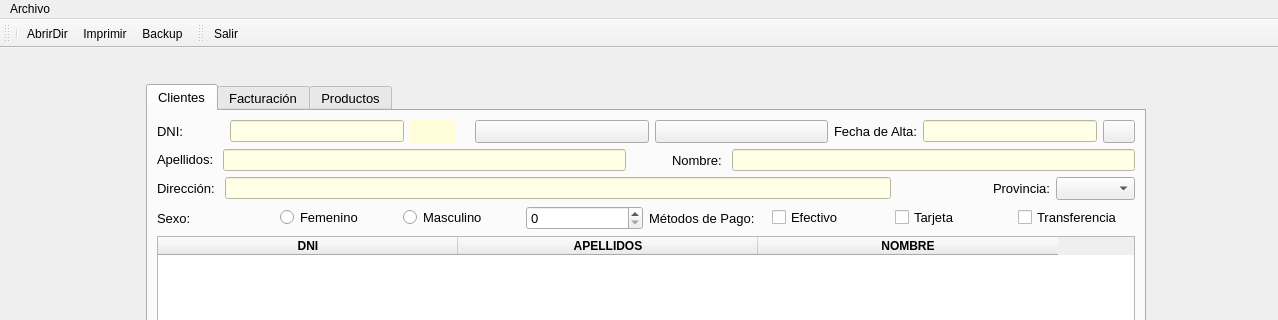
Before: the Qt Designer form ventana.ui in scollboul/COLLAZOBOULLOSA, drawn with Qt 5; both pictures show x 0 to 1278 and y 0 to 320 of the 1278 by 886 pixel window.
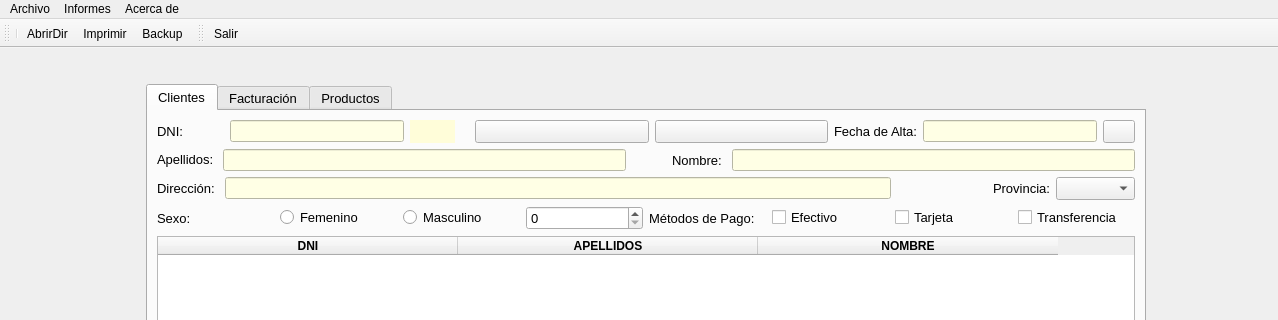
After: the same form once the commit is applied. Icons and pictures are not drawn.

Patch:
```diff
--- a/ventana.ui
+++ b/ventana.ui
@@ -863,7 +863,22 @@
     </property>
     <addaction name="actionSalir"/>
    </widget>
+   <widget class="QMenu" name="menuInformes">
+    <property name="title">
+     <string>Informes</string>
+    </property>
+    <addaction name="menubarReportCli"/>
+    <addaction name="actionImprimir_factura"/>
+    <addaction name="actionListado_productos"/>
+   </widget>
+   <widget class="QMenu" name="menuAcerca_de">
+    <property name="title">
+     <string>Acerca de</string>
+    </property>
+   </widget>
    <addaction name="menuArchivo"/>
+   <addaction name="menuInformes"/>
+   <addaction name="menuAcerca_de"/>
   </widget>
   <widget class="QToolBar" name="toolBar">
    <property name="windowTitle">
```
Left out of the diff: 21 changed lines with no effect on the pictures.
